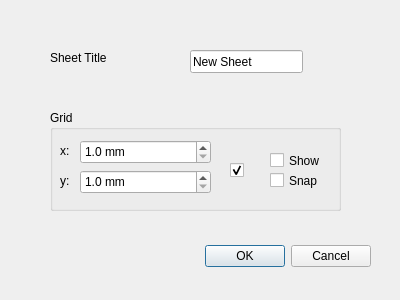
Before: the Qt Designer form src/ui/windows/sheetsettings.ui in schim-app/schim, drawn with Qt 5.
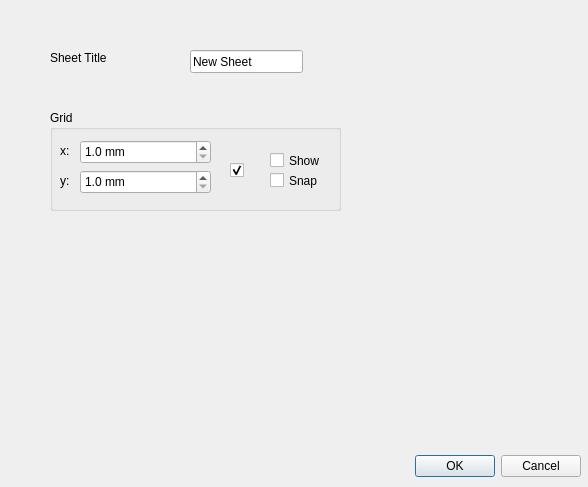
After: the same form once the commit is applied. Custom widgets are drawn as their Qt base class.

Commit message: SheetSettings: add variables

Diff of the .ui file:
```diff
--- a/src/ui/windows/sheetsettings.ui
+++ b/src/ui/windows/sheetsettings.ui
@@ -6,8 +6,8 @@
    <rect>
     <x>0</x>
     <y>0</y>
-    <width>400</width>
-    <height>300</height>
+    <width>588</width>
+    <height>487</height>
    </rect>
   </property>
   <property name="windowTitle">
@@ -16,8 +16,8 @@
   <widget class="QDialogButtonBox" name="buttonBox">
    <property name="geometry">
     <rect>
-     <x>30</x>
-     <y>240</y>
+     <x>240</x>
+     <y>450</y>
      <width>341</width>
      <height>32</height>
     </rect>
@@ -192,7 +192,25 @@
     </property>
    </widget>
   </widget>
+  <widget class="VariableEditor" name="variableEditor" native="true">
+   <property name="geometry">
+    <rect>
+     <x>59</x>
+     <y>239</y>
+     <width>481</width>
+     <height>171</height>
+    </rect>
+   </property>
+  </widget>
  </widget>
+ <customwidgets>
+  <customwidget>
+   <class>VariableEditor</class>
+   <extends>QWidget</extends>
+   <header>ui/widgets/variableeditor.h</header>
+   <container>1</container>
+  </customwidget>
+ </customwidgets>
  <resources/>
  <connections>
   <connection>
```
The commit also changes 21 other files.
